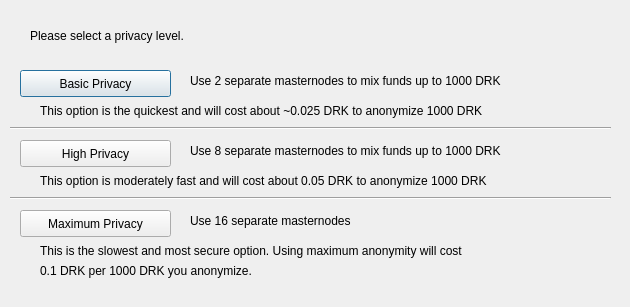
Above: src/qt/forms/darksendconfig.ui from whatisthiseven/diff2 before the change. Below: the same form after it.
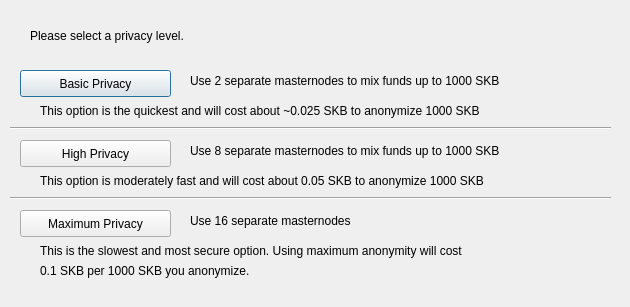
That is the form after the change.

Diff of the .ui file:
```diff
--- a/src/qt/forms/darksendconfig.ui
+++ b/src/qt/forms/darksendconfig.ui
@@ -75,7 +75,7 @@
     </rect>
    </property>
    <property name="text">
-    <string>Use 2 separate masternodes to mix funds up to 1000 DRK</string>
+    <string>Use 2 separate masternodes to mix funds up to 1000 SKB</string>
    </property>
   </widget>
   <widget class="QLabel" name="label_3">
@@ -88,7 +88,7 @@
     </rect>
    </property>
    <property name="text">
-    <string>Use 8 separate masternodes to mix funds up to 1000 DRK</string>
+    <string>Use 8 separate masternodes to mix funds up to 1000 SKB</string>
    </property>
   </widget>
   <widget class="QLabel" name="label_4">
@@ -114,7 +114,7 @@
     </rect>
    </property>
    <property name="text">
-    <string>This option is the quickest and will cost about ~0.025 DRK to anonymize 1000 DRK</string>
+    <string>This option is the quickest and will cost about ~0.025 SKB to anonymize 1000 SKB</string>
    </property>
   </widget>
   <widget class="QLabel" name="label_7">
@@ -127,7 +127,7 @@
     </rect>
    </property>
    <property name="text">
-    <string>This option is moderately fast and will cost about 0.05 DRK to anonymize 1000 DRK</string>
+    <string>This option is moderately fast and will cost about 0.05 SKB to anonymize 1000 SKB</string>
    </property>
   </widget>
   <widget class="QLabel" name="label_8">
@@ -153,7 +153,7 @@
     </rect>
    </property>
    <property name="text">
-    <string>0.1 DRK per 1000 DRK you anonymize.</string>
+    <string>0.1 SKB per 1000 SKB you anonymize.</string>
    </property>
   </widget>
   <widget class="Line" name="line">
```
